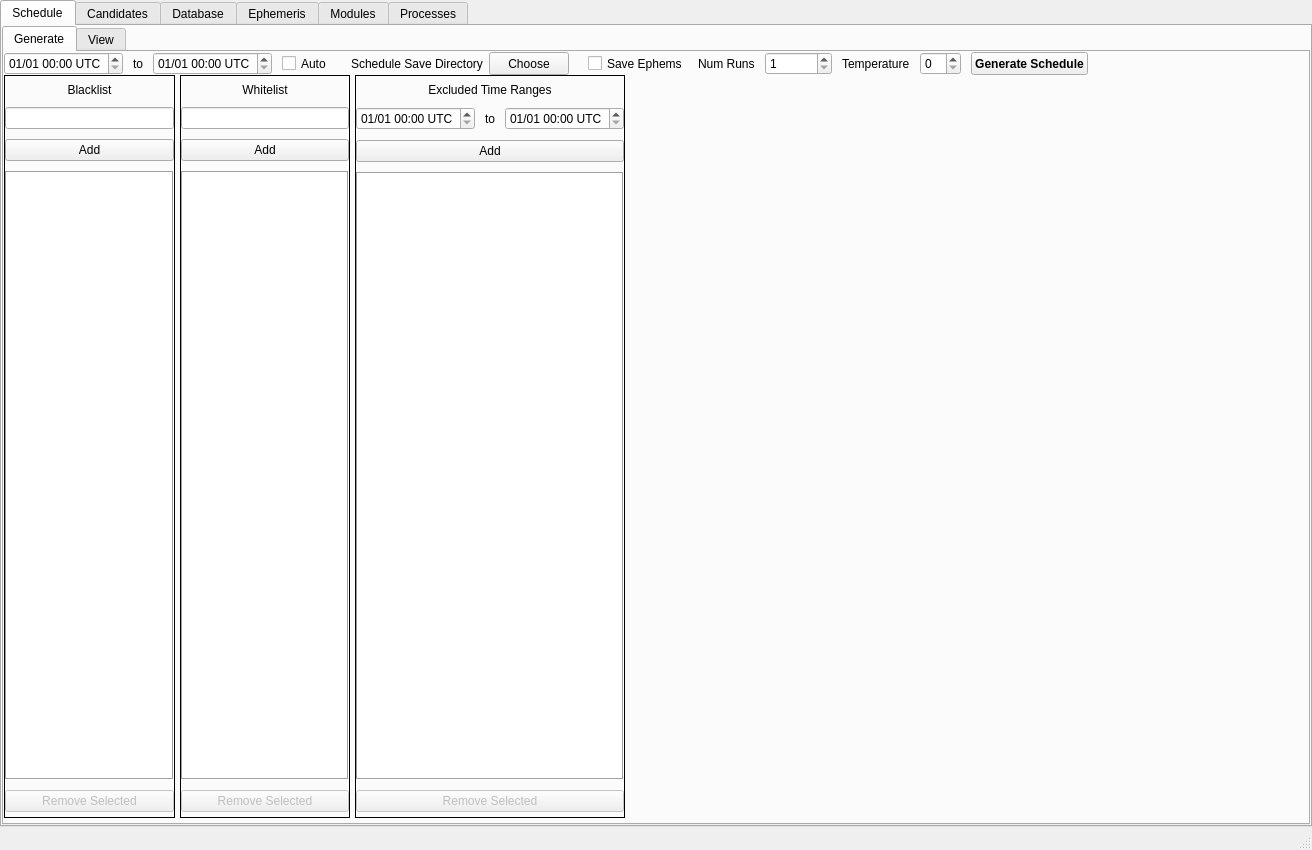
sagesanto/alora, file alora/maestro/MaestroCore/GUI/mainwindow.ui: the form before one commit.
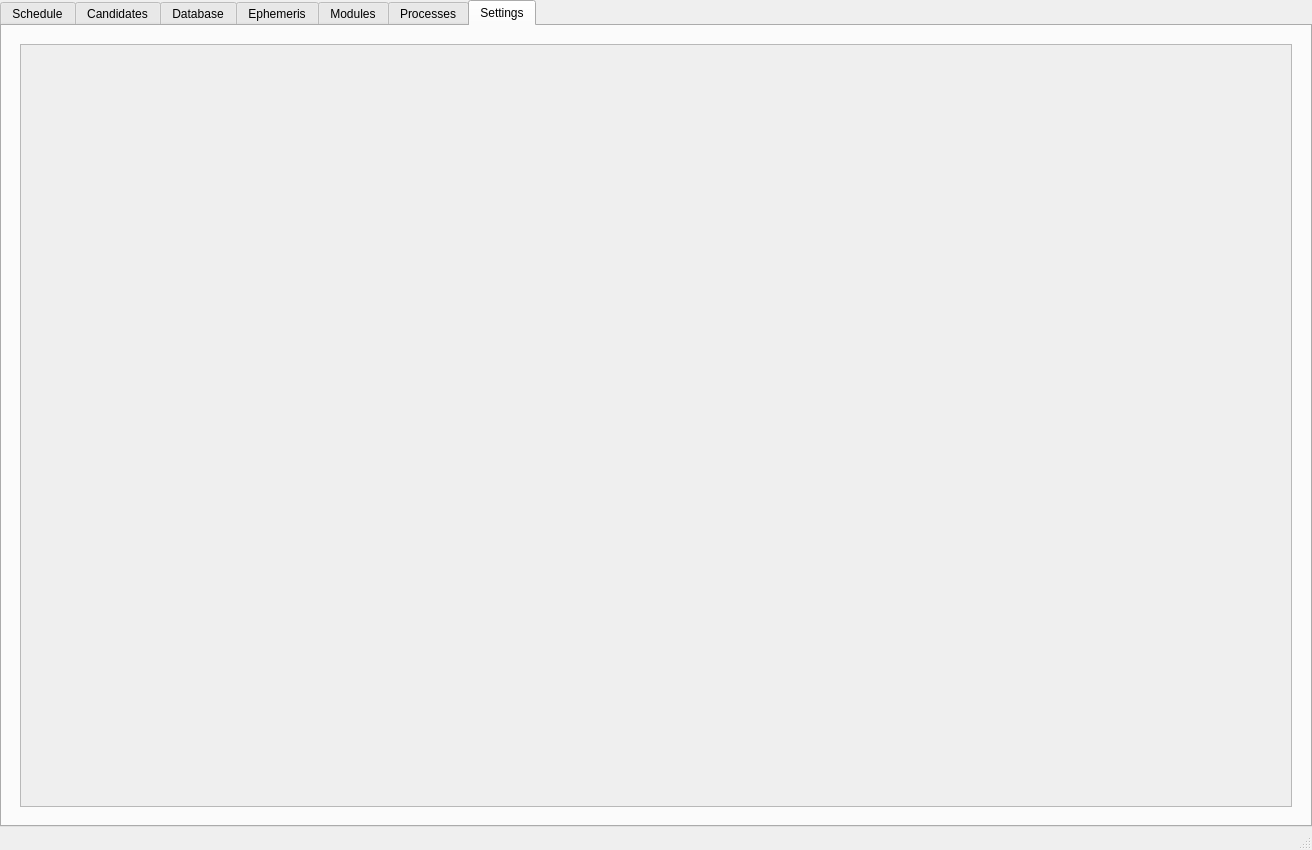
The form after the commit. Custom widgets are drawn as their Qt base class.

Commit message: improved schedule manipulation utilities and added in-app settings view

Patch:
```diff
--- a/alora/maestro/MaestroCore/GUI/mainwindow.ui
+++ b/alora/maestro/MaestroCore/GUI/mainwindow.ui
@@ -51,7 +51,7 @@
        </sizepolicy>
       </property>
       <property name="currentIndex">
-       <number>0</number>
+       <number>6</number>
       </property>
       <property name="movable">
        <bool>false</bool>
@@ -60,7 +60,7 @@
        <attribute name="title">
         <string>Schedule</string>
        </attribute>
-       <layout class="QHBoxLayout" name="horizontalLayout_6">
+       <layout class="QVBoxLayout" name="verticalLayout_12">
         <property name="spacing">
          <number>0</number>
         </property>
@@ -2319,6 +2319,36 @@
         </item>
        </layout>
       </widget>
+      <widget class="QWidget" name="config_tab">
+       <attribute name="title">
+        <string>Settings</string>
+       </attribute>
+       <layout class="QHBoxLayout" name="horizontalLayout_6">
+        <item>
+         <widget class="QWidget" name="widget_3" native="true">
+          <layout class="QVBoxLayout" name="verticalLayout_14">
+           <item>
+            <widget class="QScrollArea" name="config_scroll">
+             <property name="widgetResizable">
+              <bool>true</bool>
+             </property>
+             <widget class="QWidget" name="scrollAreaWidgetContents">
+              <property name="geometry">
+               <rect>
+                <x>0</x>
+                <y>0</y>
+                <width>1260</width>
+                <height>745</height>
+               </rect>
+              </property>
+             </widget>
+            </widget>
+           </item>
+          </layout>
+         </widget>
+        </item>
+       </layout>
+      </widget>
      </widget>
     </item>
    </layout>
```
The commit also changes 59 other files.
